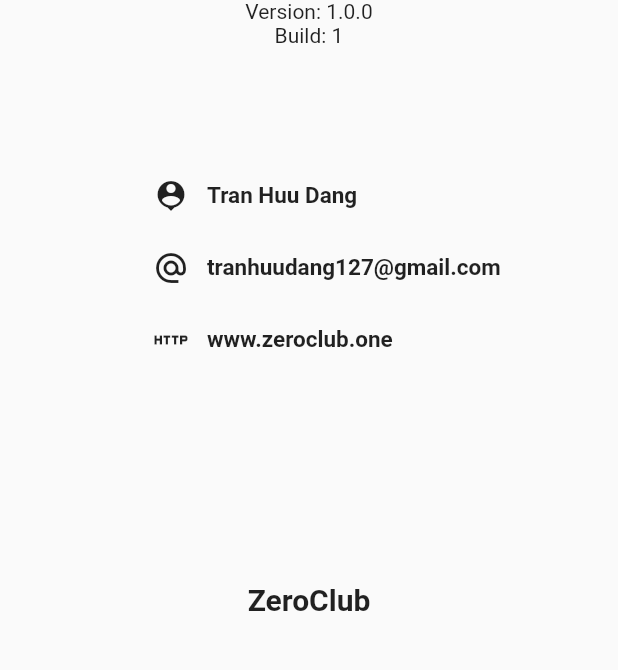
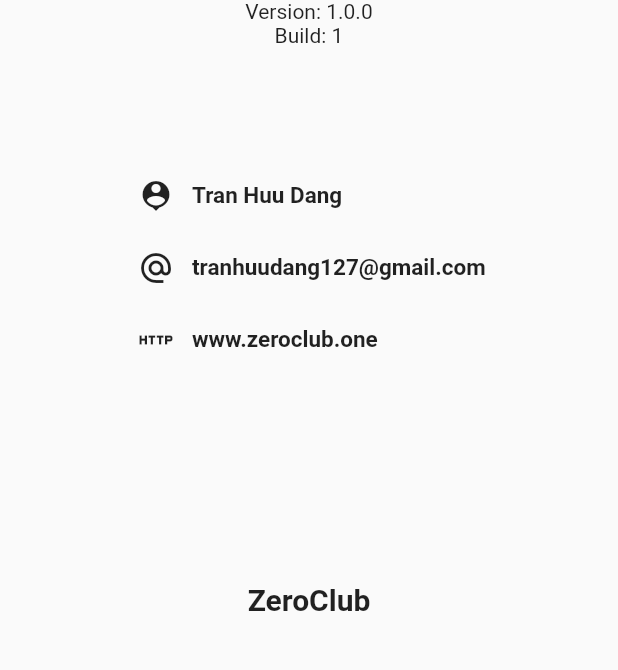
Before and after one commit to tranhuudang/rapid_news, a Flutter app: the About screen opened directly, on a phone screen of 412 x 824 dp, the part 562-1232 px from its top. Run offline on Flutter 3.47's test engine with Material 2 defaults, Android fonts, the phone set to English and light mode, and no system bars; drawn by our look-alikes of dotted_border; our stand-ins replace package_info_plus, share_plus, shared_preferences, shimmer; missing offline and left inert: flutter_inappwebview; accounts and stored records are empty; network calls fail.

Commit message:
stable_1 26/4

```diff
--- a/lib/helper/listCategory.dart
+++ b/lib/helper/listCategory.dart
@@ -1,4 +1,4 @@
-import 'package:rapid/model/category_model.dart';
+import 'package:rapid/object/category_model.dart';
 
 List<CategoryModel> getCategories(){
   List<CategoryModel> category= <CategoryModel>[];
--- a/lib/helper/listNews.dart
+++ b/lib/helper/listNews.dart
@@ -1,6 +1,6 @@
 import 'dart:convert';
 
-import '../model/article_model.dart';
+import '../object/article_model.dart';
 import 'package:http/http.dart' as http;
 import 'dart:math';
 
@@ -19,14 +19,12 @@
   ];
   Random randomChoice= Random();
 
-  List<ArticleModel> listNews = <ArticleModel>[];
+  List<ArticleModel> listGotNews = <ArticleModel>[];
   Future<void> getNews() async {
     int randomNumber = randomChoice.nextInt(availableCategory.length-1);
     Uri sourceUrl;
     if(topic=="headlines") {
-      //sourceUrl = Uri.parse("https://newsapi.org/v2/top-headlines?country=us&category=business&apiKey=6e9d9069fd6d4fad98e12e7e08d4967f");
       sourceUrl = Uri.parse("https://saurav.tech/NewsAPI/top-headlines/category/"+availableCategory[randomNumber]+"/us.json");
-    //https://saurav.tech/NewsAPI/top-headlines/category/health/us.json
     }
     else if(availableCategory.contains(topic.toLowerCase()))
       {
@@ -50,7 +48,7 @@
                description: element["description"],
                content: element["content"],
                 url: element["url"]);
-          listNews.add(articleModel);
+          listGotNews.add(articleModel);
         }
       });
     }
--- a/lib/main.dart
+++ b/lib/main.dart
@@ -2,7 +2,7 @@
 
 import 'package:flutter/material.dart';
 import 'package:rapid/rapidProp.dart';
-import 'views/home.dart';
+import 'pages/home.dart';
 
 void main() {
   WidgetsFlutterBinding.ensureInitialized();
--- a/lib/views/about_view.dart
+++ b/lib/pages/about_view.dart
@@ -1,4 +1,4 @@
-import 'dart:ui';
+
 import 'package:dotted_border/dotted_border.dart';
 import 'package:flutter/material.dart';
 import 'package:package_info_plus/package_info_plus.dart';
@@ -81,7 +81,7 @@
                         ),
                       ),
                     ),
-                    SizedBox(
+                    const SizedBox(
                       height: 10,
                     ),
                     Row(
@@ -99,7 +99,7 @@
                             fontSize: 26,
                           ),
                         ),
-                        Text(
+                        const Text(
                           "News",
                           style: TextStyle(
                             color: Colors.red,
@@ -118,17 +118,17 @@
               Expanded(
                 flex: 3,
                 child: Padding(
-                  padding: const EdgeInsets.only(left: 90),
+                  padding: const EdgeInsets.symmetric(horizontal: 80),
                   child: Column(
                     crossAxisAlignment: CrossAxisAlignment.start,
                     children: [
                       Row(
                         children: [
                           IconButton(
-                            icon: Icon(Icons.person_pin),
+                            icon: const Icon(Icons.person_pin),
                             onPressed: () {},
                           ),
-                          Text(
+                          const Text(
                             "Tran Huu Dang",
                             style: TextStyle(
                                 fontWeight: FontWeight.bold, fontSize: 15),
@@ -138,10 +138,10 @@
                       Row(
                         children: [
                           IconButton(
-                            icon: Icon(Icons.alternate_email),
+                            icon: const Icon(Icons.alternate_email),
                             onPressed: () {},
                           ),
-                          Text(
+                          const Text(
                             "tranhuudang127@gmail.com",
                             style: TextStyle(
                                 fontWeight: FontWeight.bold, fontSize: 15),
@@ -151,10 +151,10 @@
                       Row(
                         children: [
                           IconButton(
-                            icon: Icon(Icons.http),
+                            icon: const Icon(Icons.http),
                             onPressed: () {},
                           ),
-                          Text(
+                          const Text(
                             "www.zeroclub.one",
                             style: TextStyle(
                                 fontWeight: FontWeight.bold, fontSize: 15),
@@ -165,10 +165,10 @@
                   ),
                 ),
               ),
-              SizedBox(
+              const SizedBox(
                 height: 100,
               ),
-              Expanded(
+              const Expanded(
                 flex: 1,
                 child: Text(
                   "ZeroClub",
--- a/lib/views/favourite_view.dart
+++ b/lib/pages/favourite_view.dart
@@ -2,9 +2,9 @@
 import 'dart:io';
 import 'package:flutter/material.dart';
 import 'package:rapid/rapidProp.dart';
-import 'package:rapid/views/readingSpace_view.dart';
+import 'package:rapid/pages/readingSpace_view.dart';
 import 'package:path_provider/path_provider.dart';
-import '../model/favouriteSite_model.dart';
+import '../object/favouriteSite_model.dart';
 
 class Favourite extends StatefulWidget {
   const Favourite({Key? key}) : super(key: key);
@@ -116,7 +116,7 @@
   }
 }
 
-/// List Item model
+/// List Item object
 class FavouriteTile extends StatelessWidget {
   FavouriteTile({required this.title, required this.url});
   String title, url;
--- a/lib/views/headline_view.dart
+++ b/lib/pages/headline_view.dart
@@ -1,8 +1,8 @@
 import 'package:flutter/material.dart';
 import 'package:rapid/helper/listNews.dart';
-import 'package:rapid/model/article_model.dart';
+import 'package:rapid/object/article_model.dart';
 import 'package:rapid/rapidProp.dart';
-import 'package:rapid/views/readingSpace_view.dart';
+import 'package:rapid/pages/readingSpace_view.dart';
 
 class HeadLines extends StatefulWidget {
   @override
@@ -16,7 +16,7 @@
   getNews() async {
     ListNews listNews = ListNews(topic: "headlines");
     await listNews.getNews();
-    listNewsInHome = listNews.listNews;
+    listNewsInHome = listNews.listGotNews;
     setState(() {
       _loading = false;
     });
@@ -35,7 +35,6 @@
             child: CircularProgressIndicator(),
           )
         : RefreshIndicator(
-
       onRefresh: () async {
         setState(() {
           _loading=true;
--- a/lib/views/home.dart
+++ b/lib/pages/home.dart
@@ -1,8 +1,8 @@
 import 'dart:ui';
 import 'package:flutter/material.dart';
 import 'package:rapid/rapidProp.dart';
-import 'package:rapid/views/favourite_view.dart';
-import 'package:rapid/views/listAvailableCategory_view.dart';
+import 'package:rapid/pages/favourite_view.dart';
+import 'package:rapid/pages/listAvailableCategory_view.dart';
 import 'userSettings_view.dart';
 import 'headline_view.dart';
 import 'package:shimmer/shimmer.dart';
--- a/lib/views/listAvailableCategory_view.dart
+++ b/lib/pages/listAvailableCategory_view.dart
@@ -1,6 +1,6 @@
 import 'package:flutter/material.dart';
 import 'package:rapid/helper/listCategory.dart';
-import 'package:rapid/model/category_model.dart';
+import 'package:rapid/object/category_model.dart';
 import 'listFoundedNews_view.dart';
 
 class ListAvailableCategory extends StatefulWidget {
--- a/lib/views/listFoundedNews_view.dart
+++ b/lib/pages/listFoundedNews_view.dart
@@ -1,7 +1,7 @@
 import 'package:flutter/material.dart';
 import 'package:rapid/helper/listNews.dart';
-import 'package:rapid/model/article_model.dart';
-import 'package:rapid/views/readingSpace_view.dart';
+import 'package:rapid/object/article_model.dart';
+import 'package:rapid/pages/readingSpace_view.dart';
 
 import '../rapidProp.dart';
 
@@ -23,7 +23,7 @@
   getNews() async {
     ListNews listNews = ListNews(topic: widget.searchTopic);
     await listNews.getNews();
-    listNewsInHome = listNews.listNews;
+    listNewsInHome = listNews.listGotNews;
     setState(() {
       _loading = false;
     });
--- a/lib/views/search_view.dart
+++ b/lib/pages/search_view.dart
@@ -1,7 +1,7 @@
-import 'dart:ui';
+
 
 import 'package:flutter/material.dart';
-import 'package:rapid/views/listFoundedNews_view.dart';
+import 'package:rapid/pages/listFoundedNews_view.dart';
 
 class Search extends StatefulWidget {
   const Search({Key? key}) : super(key: key);
--- a/lib/views/userSettings_view.dart
+++ b/lib/pages/userSettings_view.dart
@@ -1,4 +1,4 @@
-import 'dart:ui';
+
 import 'package:rapid/main.dart';
 import 'package:flutter/material.dart';
 import 'package:rapid/rapidProp.dart';
```
Also changed, not shown: lib/adBlockModule/hostList.dart (added), lib/object/article_model.dart (renamed from lib/model/article_model.dart), lib/object/category_model.dart (renamed from lib/model/category_model.dart), lib/object/favouriteSite_model.dart (renamed from lib/model/favouriteSite_model.dart), lib/pages/readingSpace_view.dart (renamed from lib/views/readingSpace_view.dart).
